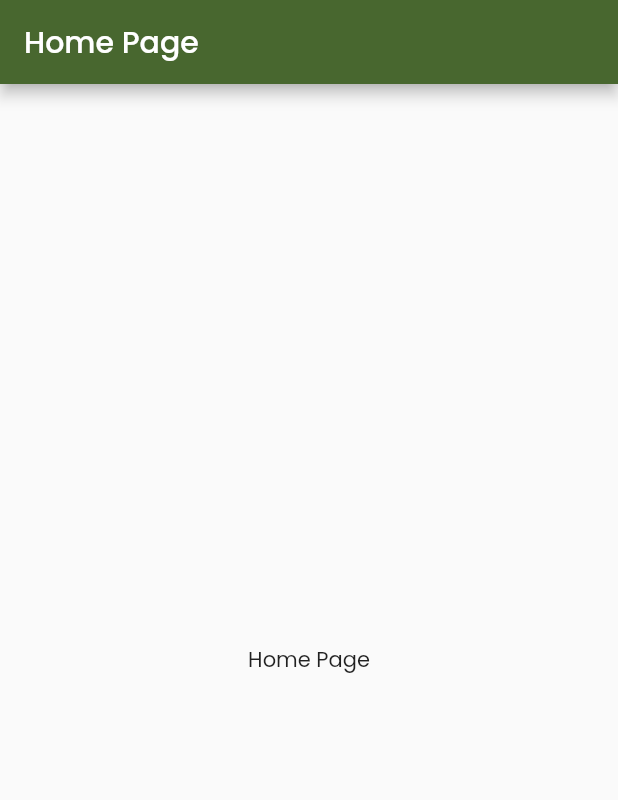
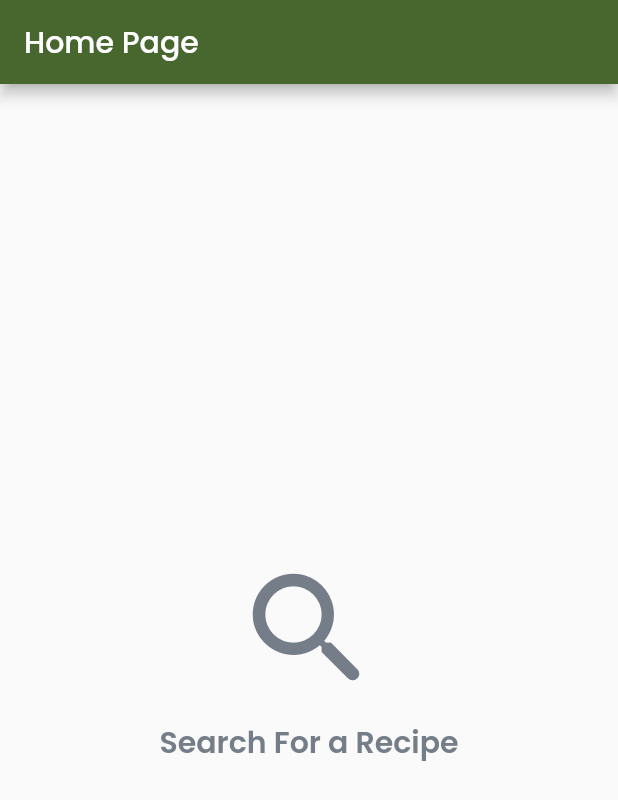
Before and after one commit to md-siam/recipe_app, a Flutter app: the screen it shows after launch, on a phone screen of 412 x 824 dp. Shown: the top 800 px of the screen. Run offline on Flutter 3.47's test engine with Material 2 defaults, Android fonts, the phone set to English and light mode, and no system bars.

```diff
--- a/lib/pages/recipe_page.dart
+++ b/lib/pages/recipe_page.dart
@@ -1,4 +1,5 @@
 import 'package:flutter/material.dart';
+import 'package:recipe_app/core/app_color.dart';
 
 class RecipePage extends StatelessWidget {
   const RecipePage({Key? key}) : super(key: key);
@@ -11,7 +12,20 @@ class RecipePage extends StatelessWidget {
         child: Column(
           mainAxisAlignment: MainAxisAlignment.center,
           children: [
-            Text('Home Page'),
+            Icon(
+              Icons.search_rounded,
+              size: 100,
+              color: AppColors.kDeepGrey,
+            ),
+            SizedBox(height: 10),
+            Text(
+              'Search For a Recipe',
+              style: TextStyle(
+                fontSize: 20,
+                color: AppColors.kDeepGrey,
+                fontWeight: FontWeight.w600,
+              ),
+            )
           ],
         ),
       ),
```
Also changed, not shown: 11 other files.
